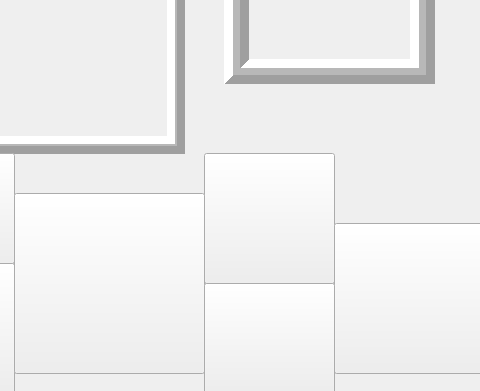
militia11/literki, file MainWindow.ui: the form before one commit; both pictures show x 886 to 1366 and y 377 to 768 of the 1366 by 768 pixel window.
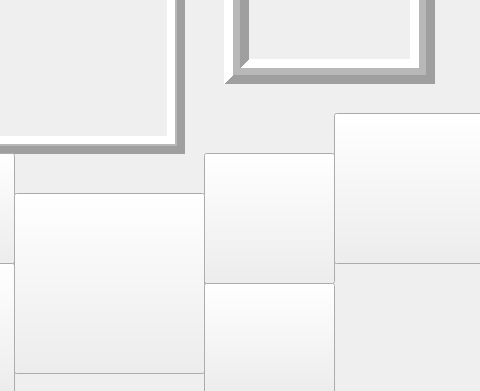
The form after the commit. Icons and pictures are not drawn.

Patch:
```diff
--- a/MainWindow.ui
+++ b/MainWindow.ui
@@ -30,10 +30,10 @@
    <widget class="QPushButton" name="pushButtonStart">
     <property name="geometry">
      <rect>
-      <x>340</x>
+      <x>330</x>
       <y>160</y>
-      <width>541</width>
-      <height>501</height>
+      <width>551</width>
+      <height>531</height>
      </rect>
     </property>
     <property name="autoFillBackground">
@@ -452,7 +452,7 @@
     <property name="geometry">
      <rect>
       <x>1220</x>
-      <y>600</y>
+      <y>490</y>
       <width>151</width>
       <height>151</height>
      </rect>
@@ -462,7 +462,7 @@
     </property>
     <property name="iconSize">
      <size>
-      <width>133</width>
+      <width>108</width>
       <height>208</height>
      </size>
     </property>
@@ -620,6 +620,32 @@
      <set>Qt::NoTextInteraction</set>
     </property>
    </widget>
+   <widget class="QPushButton" name="pushButton_2">
+    <property name="geometry">
+     <rect>
+      <x>1260</x>
+      <y>680</y>
+      <width>101</width>
+      <height>81</height>
+     </rect>
+    </property>
+    <property name="text">
+     <string/>
+    </property>
+    <property name="icon">
+     <iconset resource="zas3.qrc">
+      <normaloff>:/zas/happy music.png</normaloff>:/zas/happy music.png</iconset>
+    </property>
+    <property name="iconSize">
+     <size>
+      <width>159</width>
+      <height>80</height>
+     </size>
+    </property>
+    <property name="flat">
+     <bool>true</bool>
+    </property>
+   </widget>
    <zorder>labelAuto</zorder>
    <zorder>pushButtonStart</zorder>
    <zorder>pushButton</zorder>
```
Left out of the diff: 8 changed lines with no effect on the pictures.
